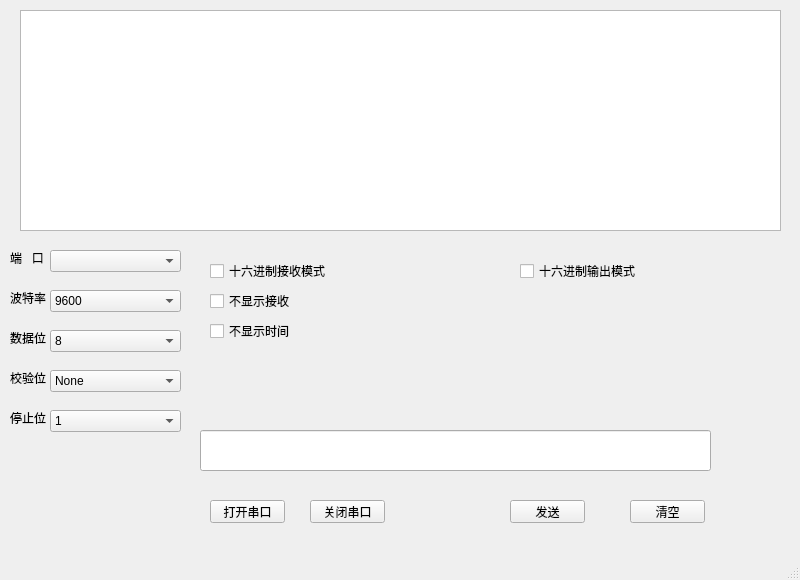
dichi/SerialBasedonQt, file serial/mainwindow.ui: the form before one commit.
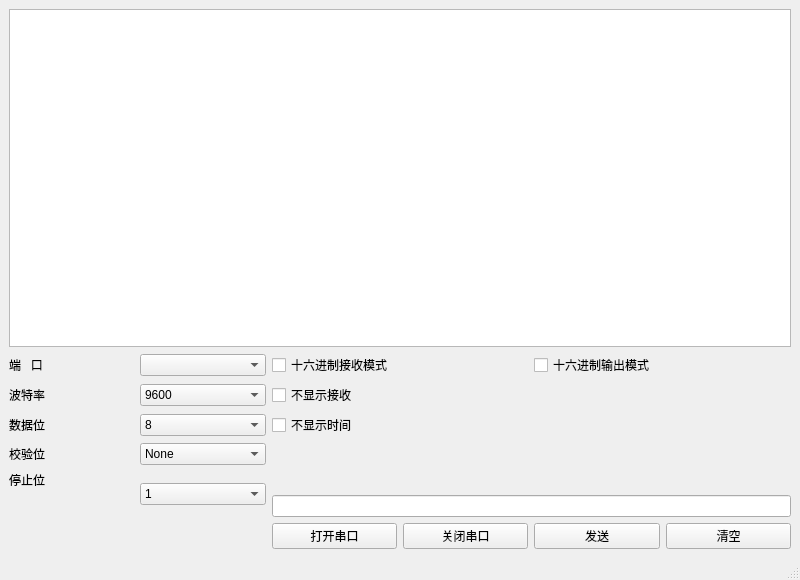
The form after the commit.

Commit message: 1.修改ui 改成可进行放大缩小

What changed in the file:
```diff
--- a/serial/mainwindow.ui
+++ b/serial/mainwindow.ui
@@ -14,15 +14,9 @@
    <string>MainWindow</string>
   </property>
   <widget class="QWidget" name="centralwidget">
+   <layout class="QGridLayout" name="gridLayout">
+    <item row="0" column="0" colspan="6">
    <widget class="QPlainTextEdit" name="reczone">
-    <property name="geometry">
-     <rect>
-      <x>20</x>
-      <y>10</y>
-      <width>761</width>
-      <height>221</height>
-     </rect>
-    </property>
     <property name="font">
      <font>
       <family>Source Code Pro</family>
@@ -44,15 +38,40 @@
      <number>40</number>
     </property>
    </widget>
+    </item>
+    <item row="1" column="0">
+     <widget class="QLabel" name="label">
+      <property name="text">
+       <string>端   口</string>
+      </property>
+     </widget>
+    </item>
+    <item row="1" column="1">
+     <widget class="QComboBox" name="serialcb"/>
+    </item>
+    <item row="1" column="2" colspan="2">
+     <widget class="QCheckBox" name="outputform">
+      <property name="text">
+       <string>十六进制接收模式</string>
+      </property>
+     </widget>
+    </item>
+    <item row="1" column="4" colspan="2">
+     <widget class="QCheckBox" name="outputform_2">
+      <property name="text">
+       <string>十六进制输出模式</string>
+      </property>
+     </widget>
+    </item>
+    <item row="2" column="0">
+     <widget class="QLabel" name="label_2">
+      <property name="text">
+       <string>波特率</string>
+      </property>
+     </widget>
+    </item>
+    <item row="2" column="1">
    <widget class="QComboBox" name="baudrate">
-    <property name="geometry">
-     <rect>
-      <x>50</x>
-      <y>290</y>
-      <width>131</width>
-      <height>22</height>
-     </rect>
-    </property>
     <item>
      <property name="text">
       <string>9600</string>
@@ -84,25 +103,23 @@
      </property>
     </item>
    </widget>
-   <widget class="QComboBox" name="serialcb">
-    <property name="geometry">
-     <rect>
-      <x>50</x>
-      <y>250</y>
-      <width>131</width>
-      <height>22</height>
-     </rect>
-    </property>
-   </widget>
+    </item>
+    <item row="2" column="2">
+     <widget class="QCheckBox" name="IfShowRec">
+      <property name="text">
+       <string>不显示接收</string>
+      </property>
+     </widget>
+    </item>
+    <item row="3" column="0">
+     <widget class="QLabel" name="label_3">
+      <property name="text">
+       <string>数据位</string>
+      </property>
+     </widget>
+    </item>
+    <item row="3" column="1">
    <widget class="QComboBox" name="datalength">
-    <property name="geometry">
-     <rect>
-      <x>50</x>
-      <y>330</y>
-      <width>131</width>
-      <height>22</height>
-     </rect>
-    </property>
     <item>
      <property name="text">
       <string>8</string>
@@ -124,15 +141,23 @@
      </property>
     </item>
    </widget>
+    </item>
+    <item row="3" column="2">
+     <widget class="QCheckBox" name="IfShowTime">
+      <property name="text">
+       <string>不显示时间</string>
+      </property>
+     </widget>
+    </item>
+    <item row="4" column="0">
+     <widget class="QLabel" name="label_4">
+      <property name="text">
+       <string>校验位</string>
+      </property>
+     </widget>
+    </item>
+    <item row="4" column="1">
    <widget class="QComboBox" name="checkmethod">
-    <property name="geometry">
-     <rect>
-      <x>50</x>
-      <y>370</y>
-      <width>131</width>
-      <height>22</height>
-     </rect>
-    </property>
     <item>
      <property name="text">
       <string>None</string>
@@ -149,15 +174,16 @@
      </property>
     </item>
    </widget>
+    </item>
+    <item row="5" column="0">
+     <widget class="QLabel" name="label_5">
+      <property name="text">
+       <string>停止位</string>
+      </property>
+     </widget>
+    </item>
+    <item row="5" column="1" rowspan="2">
    <widget class="QComboBox" name="stopbit">
-    <property name="geometry">
-     <rect>
-      <x>50</x>
-      <y>410</y>
-      <width>131</width>
-      <height>22</height>
-     </rect>
-    </property>
     <item>
      <property name="text">
       <string>1</string>
@@ -174,185 +200,39 @@
      </property>
     </item>
    </widget>
-   <widget class="QLabel" name="label">
-    <property name="geometry">
-     <rect>
-      <x>10</x>
-      <y>250</y>
-      <width>53</width>
-      <height>15</height>
-     </rect>
-    </property>
-    <property name="text">
-     <string>端   口</string>
-    </property>
-   </widget>
-   <widget class="QLabel" name="label_2">
-    <property name="geometry">
-     <rect>
-      <x>10</x>
-      <y>290</y>
-      <width>53</width>
-      <height>15</height>
-     </rect>
-    </property>
-    <property name="text">
-     <string>波特率</string>
-    </property>
-   </widget>
-   <widget class="QLabel" name="label_3">
-    <property name="geometry">
-     <rect>
-      <x>10</x>
-      <y>330</y>
-      <width>53</width>
-      <height>15</height>
-     </rect>
-    </property>
-    <property name="text">
-     <string>数据位</string>
-    </property>
-   </widget>
-   <widget class="QLabel" name="label_4">
-    <property name="geometry">
-     <rect>
-      <x>10</x>
-      <y>370</y>
-      <width>53</width>
-      <height>15</height>
-     </rect>
-    </property>
-    <property name="text">
-     <string>校验位</string>
-    </property>
-   </widget>
-   <widget class="QLabel" name="label_5">
-    <property name="geometry">
-     <rect>
-      <x>10</x>
-      <y>410</y>
-      <width>53</width>
-      <height>15</height>
-     </rect>
-    </property>
-    <property name="text">
-     <string>停止位</string>
-    </property>
-   </widget>
-   <widget class="QLineEdit" name="sendzone">
-    <property name="geometry">
-     <rect>
-      <x>200</x>
-      <y>430</y>
-      <width>511</width>
-      <height>41</height>
-     </rect>
-    </property>
-   </widget>
+    </item>
+    <item row="6" column="2" colspan="4">
+     <widget class="QLineEdit" name="sendzone"/>
+    </item>
+    <item row="7" column="2">
    <widget class="QPushButton" name="openport">
-    <property name="geometry">
-     <rect>
-      <x>210</x>
-      <y>500</y>
-      <width>75</width>
-      <height>23</height>
-     </rect>
-    </property>
     <property name="text">
      <string>打开串口</string>
     </property>
    </widget>
+    </item>
+    <item row="7" column="3">
    <widget class="QPushButton" name="closeport">
-    <property name="geometry">
-     <rect>
-      <x>310</x>
-      <y>500</y>
-      <width>75</width>
-      <height>23</height>
-     </rect>
-    </property>
     <property name="text">
      <string>关闭串口</string>
     </property>
    </widget>
+    </item>
+    <item row="7" column="4">
    <widget class="QPushButton" name="senddata">
-    <property name="geometry">
-     <rect>
-      <x>510</x>
-      <y>500</y>
-      <width>75</width>
-      <height>23</height>
-     </rect>
-    </property>
     <property name="text">
      <string>发送</string>
     </property>
    </widget>
+    </item>
+    <item row="7" column="5">
    <widget class="QPushButton" name="clr">
-    <property name="geometry">
-     <rect>
-      <x>630</x>
-      <y>500</y>
-      <width>75</width>
-      <height>23</height>
-     </rect>
-    </property>
     <property name="text">
      <string>清空</string>
     </property>
    </widget>
-   <widget class="QCheckBox" name="outputform">
-    <property name="geometry">
-     <rect>
-      <x>210</x>
-      <y>260</y>
-      <width>121</width>
-      <height>22</height>
-     </rect>
-    </property>
-    <property name="text">
-     <string>十六进制接收模式</string>
-    </property>
-   </widget>
-   <widget class="QCheckBox" name="outputform_2">
-    <property name="geometry">
-     <rect>
-      <x>520</x>
-      <y>260</y>
-      <width>121</width>
-      <height>22</height>
-     </rect>
-    </property>
-    <property name="text">
-     <string>十六进制输出模式</string>
-    </property>
-   </widget>
-   <widget class="QCheckBox" name="IfShowRec">
-    <property name="geometry">
-     <rect>
-      <x>210</x>
-      <y>290</y>
-      <width>81</width>
-      <height>22</height>
-     </rect>
-    </property>
-    <property name="text">
-     <string>不显示接收</string>
-    </property>
-   </widget>
-   <widget class="QCheckBox" name="IfShowTime">
-    <property name="geometry">
-     <rect>
-      <x>210</x>
-      <y>320</y>
-      <width>81</width>
-      <height>22</height>
-     </rect>
-    </property>
-    <property name="text">
-     <string>不显示时间</string>
-    </property>
-   </widget>
+    </item>
+   </layout>
   </widget>
   <widget class="QMenuBar" name="menubar">
    <property name="geometry">
```
Lines whose indentation alone changed are shown as unchanged.
